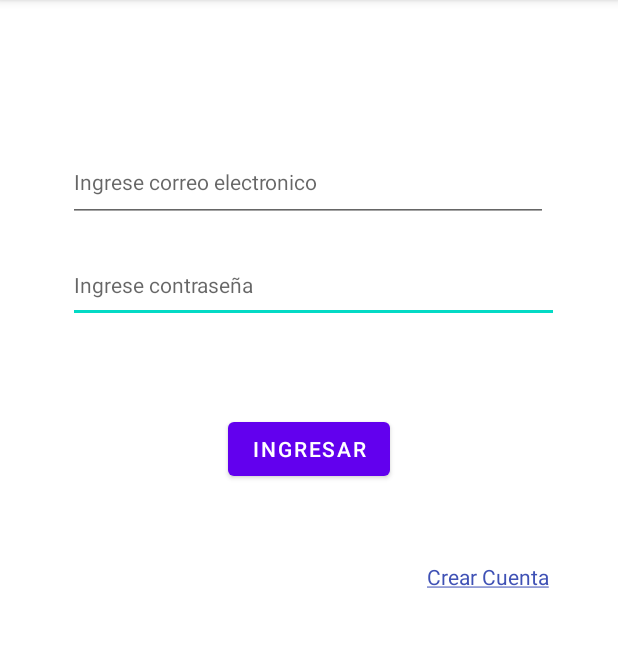
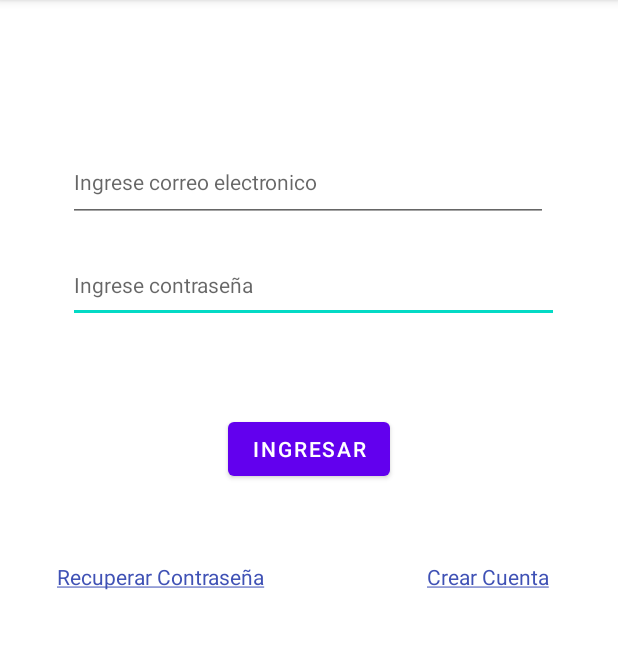
Before and after one commit to SuaArraY/Autentificacion_kotlin_firebase, an Android app: the screen it shows after launch (MainActivity), on a phone screen of 412 x 824 dp, the part 84-733 px from its top. Run offline under Robolectric (Android 15) with nearby library versions, the phone set to English and light mode, and no system bars; our stand-ins replace Firebase (no records; nobody signed in at launch, a user with empty details on screens opened directly).

Commit message:
ventana de diseño y envio de correo para el cambio de contra

```diff
--- a/Autetificacion/app/src/main/AndroidManifest.xml
+++ b/Autetificacion/app/src/main/AndroidManifest.xml
@@ -11,6 +11,9 @@
         android:supportsRtl="true"
         android:theme="@style/Theme.LoginFirebase"
         tools:targetApi="31">
+        <activity
+            android:name=".RecordarPassActivity"
+            android:exported="false" />
         <activity
             android:name=".crearCuenta"
             android:exported="false" />
--- a/Autetificacion/app/src/main/java/com/example/loginfirebase/MainActivity.kt
+++ b/Autetificacion/app/src/main/java/com/example/loginfirebase/MainActivity.kt
@@ -1,7 +1,6 @@
 package com.example.loginfirebase
 
 import android.content.Intent
-import android.net.wifi.p2p.WifiP2pManager.ActionListener
 import androidx.appcompat.app.AppCompatActivity
 import android.os.Bundle
 import android.widget.Button
@@ -25,8 +24,13 @@ class MainActivity : AppCompatActivity() {
         val btnIngresar : Button = findViewById(R.id.btnRegistrar)
         val txtemail : TextView = findViewById(R.id.txtCorreo)
         val txtpass: TextView = findViewById(R.id.txtContra)
-        val btnCrearCuenta : TextView = findViewById(R.id.btnCrearCuenta)
+        val btnCrearCuenta : TextView = findViewById(R.id.btnCrearCuentaPrincipal)
+        val btnRecuperarContra: TextView = findViewById(R.id.btnRecuperarContra)
+
+
         firebaseAuth = Firebase.auth
+
+
         //funcionalidad del boton registrar
         btnIngresar.setOnClickListener()
         {
@@ -35,6 +39,12 @@ signIn(txtemail.text.toString(), txtpass.text.toString())
 
         btnCrearCuenta.setOnClickListener(){
             val i = Intent(this, crearCuenta::class.java)
+            startActivity(i)
+
+        }
+
+        btnRecuperarContra.setOnClickListener(){
+            val i = Intent(this, RecordarPassActivity::class.java)
             startActivity(i)
         }
 
--- a/Autetificacion/app/src/main/res/layout/activity_main.xml
+++ b/Autetificacion/app/src/main/res/layout/activity_main.xml
@@ -49,11 +49,11 @@
         app:layout_constraintVertical_bias="0.0" />
 
     <TextView
-        android:id="@+id/btnCrearCuenta"
+        android:id="@+id/btnCrearCuentaPrincipal"
         android:layout_width="wrap_content"
         android:layout_height="wrap_content"
+        android:clickable="true"
         android:text="@string/strCrearCuenta"
-        android:clickable="true"
         android:textColor="#3F51B5"
         app:layout_constraintBottom_toBottomOf="parent"
         app:layout_constraintEnd_toEndOf="parent"
@@ -61,4 +61,17 @@
         app:layout_constraintStart_toStartOf="parent"
         app:layout_constraintTop_toTopOf="parent" />
 
+    <TextView
+        android:id="@+id/btnRecuperarContra"
+        android:layout_width="wrap_content"
+        android:layout_height="wrap_content"
+        android:text="@string/strRecuperarContra"
+        android:textColor="#3F51B5"
+        android:clickable="true"
+        app:layout_constraintBottom_toBottomOf="parent"
+        app:layout_constraintEnd_toEndOf="parent"
+        app:layout_constraintHorizontal_bias="0.139"
+        app:layout_constraintStart_toStartOf="parent"
+        app:layout_constraintTop_toTopOf="parent" />
+
 </androidx.constraintlayout.widget.ConstraintLayout>
--- a/Autetificacion/app/src/main/res/values/strings.xml
+++ b/Autetificacion/app/src/main/res/values/strings.xml
@@ -1,4 +1,5 @@
 <resources>
     <string name="app_name">Login Firebase</string>
     <string name="strCrearCuenta"><u>Crear Cuenta</u></string>
+    <string name="strRecuperarContra"><u>Recuperar Contraseña</u></string>
 </resources>
```
Also changed, not shown: Autetificacion/app/src/main/java/com/example/loginfirebase/RecordarPassActivity.kt (added, +46 -0 lines), Autetificacion/app/src/main/res/layout/activity_recordar_pass.xml (added, +51 -0 lines).
